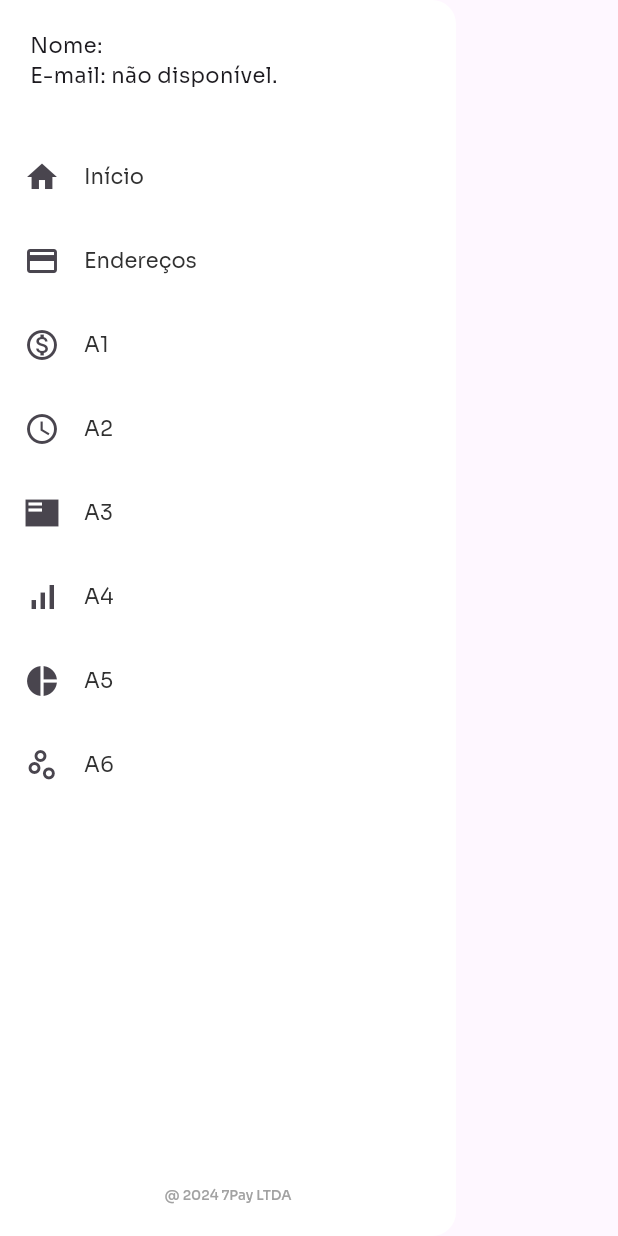
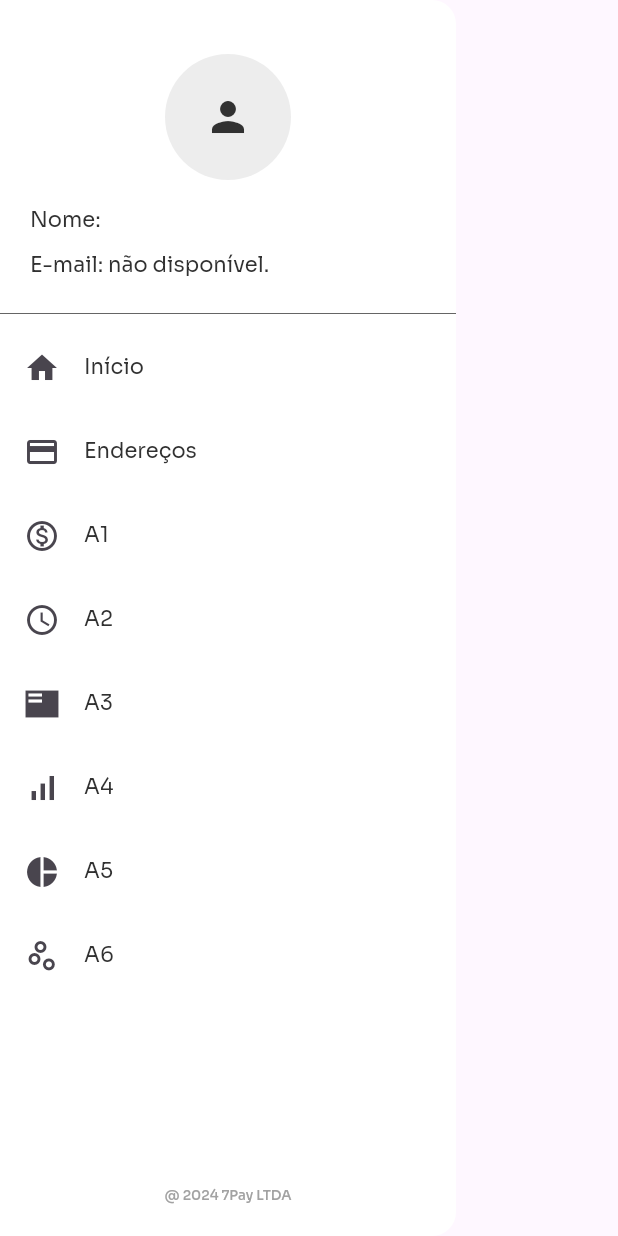
Before and after one commit to LucasHBG/7pay-selecao-app, a Flutter app: the DrawerLayout widget shown alone on an empty page, opened directly, on a phone screen of 412 x 824 dp. Run offline on Flutter 3.47's test engine with Material 3 defaults, Android fonts, the phone set to English and light mode, and no system bars; our stand-ins replace freezed_annotation, go_router, shared_preferences; accounts and stored records are empty.

Commit message:
feat: drawer widget refactoring

```diff
--- a/src/lib/src/common_widgets/drawer_layout.dart
+++ b/src/lib/src/common_widgets/drawer_layout.dart
@@ -29,23 +29,45 @@ class DrawerLayout extends StatelessWidget {
                 crossAxisAlignment: CrossAxisAlignment.start,
                 children: [
                   Padding(
-                    padding: const EdgeInsets.only(left: 20.0),
+                    padding: const EdgeInsets.symmetric(horizontal: 20.0),
                     child: Column(
                       crossAxisAlignment: CrossAxisAlignment.start,
                       children: [
+                        const Padding(
+                          padding: EdgeInsets.symmetric(vertical: 16.0),
+                          child: Center(
+                            child: CircleAvatar(
+                              backgroundColor: AppTheme.itemSecondaryBackground,
+                              radius: 42,
+                              child: Icon(
+                                Icons.person,
+                                size: 32,
+                                color: AppTheme.textPrimaryColor,
+                              ),
+                            ),
+                          ),
+                        ),
                         Text(
                           "Nome: ${AppService.instance.currentUser?.name ?? "não disponível."}",
+                          style: AppTheme.listItemText,
                         ),
+                        const SizedBox(height: 10),
                         if (AppService.instance.currentUser != null &&
                             AppService.instance.currentUser?.email != null)
                           Text(
                             "E-mail: ${AppService.instance.currentUser!.email.isEmpty ? "não disponível." : AppService.instance.currentUser!.email}",
+                            style: AppTheme.listItemText,
                           ),
                       ],
                     ),
                   ),
-                  const SizedBox(
-                    height: 30,
+
+                  const Padding(
+                    padding: EdgeInsets.only(top: 15.0),
+                    child: Divider(
+                      thickness: 0.5,
+                      color: AppTheme.textPrimaryColor,
+                    ),
                   ),
                   ListTile(
                     leading: const Icon(Icons.home),
```
